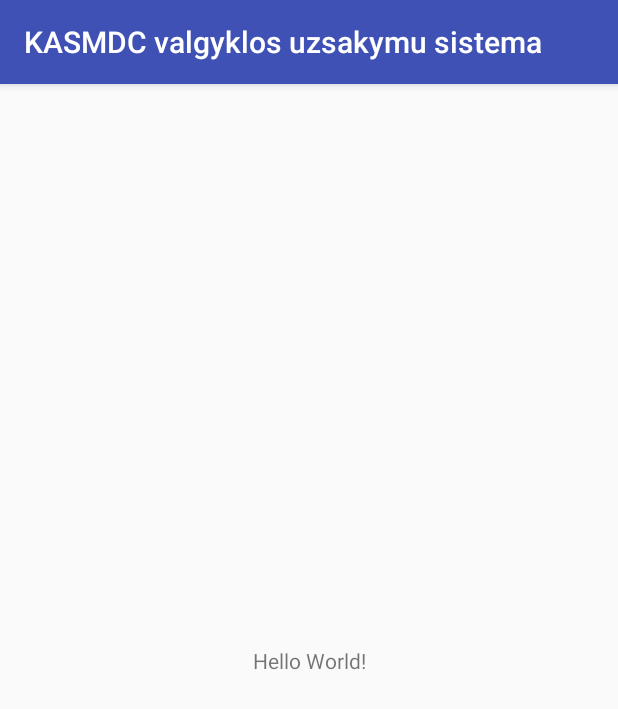
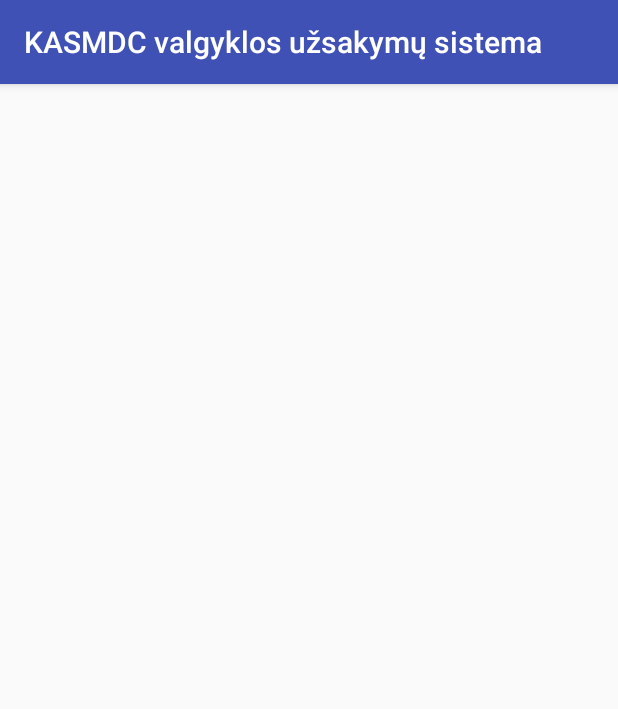
Before and after one commit to wilkenas/Uzsakymu_sistema, an Android app: the screen it shows after launch (MainActivity), on a phone screen of 412 x 824 dp. Shown: the top 709 px of the screen. Run offline under Robolectric (Android 15) with nearby library versions, the phone set to English and light mode, and no system bars.

Commit message:
Initial structure

```diff
--- a/app/src/main/AndroidManifest.xml
+++ b/app/src/main/AndroidManifest.xml
@@ -16,6 +16,7 @@
                 <category android:name="android.intent.category.LAUNCHER" />
             </intent-filter>
         </activity>
+        <activity android:name=".LoginActivity"></activity>
     </application>
 
 </manifest>
--- a/app/src/main/res/layout/activity_main.xml
+++ b/app/src/main/res/layout/activity_main.xml
@@ -1,18 +1,8 @@
 <?xml version="1.0" encoding="utf-8"?>
-<android.support.constraint.ConstraintLayout xmlns:android="http://schemas.android.com/apk/res/android"
-    xmlns:app="http://schemas.android.com/apk/res-auto"
+<FrameLayout xmlns:android="http://schemas.android.com/apk/res/android"
     xmlns:tools="http://schemas.android.com/tools"
     android:layout_width="match_parent"
     android:layout_height="match_parent"
     tools:context="lt.pawil.kasmdcvalgyklosuzsakymusistema.MainActivity">
 
-    <TextView
-        android:layout_width="wrap_content"
-        android:layout_height="wrap_content"
-        android:text="Hello World!"
-        app:layout_constraintBottom_toBottomOf="parent"
-        app:layout_constraintLeft_toLeftOf="parent"
-        app:layout_constraintRight_toRightOf="parent"
-        app:layout_constraintTop_toTopOf="parent" />
-
-</android.support.constraint.ConstraintLayout>
+</FrameLayout>
--- a/app/src/main/res/values/strings.xml
+++ b/app/src/main/res/values/strings.xml
@@ -1,3 +1,3 @@
 <resources>
-    <string name="app_name">KASMDC valgyklos uzsakymu sistema</string>
+    <string name="app_name">KASMDC valgyklos užsakymų sistema</string>
 </resources>
```
Also changed, not shown: app/src/main/java/lt/pawil/kasmdcvalgyklosuzsakymusistema/LoginActivity.java (added, +19 -0 lines), app/src/main/java/lt/pawil/kasmdcvalgyklosuzsakymusistema/MainActivity.java (+2 -5 lines), app/src/main/res/layout/activity_login.xml (added, +10 -0 lines).
